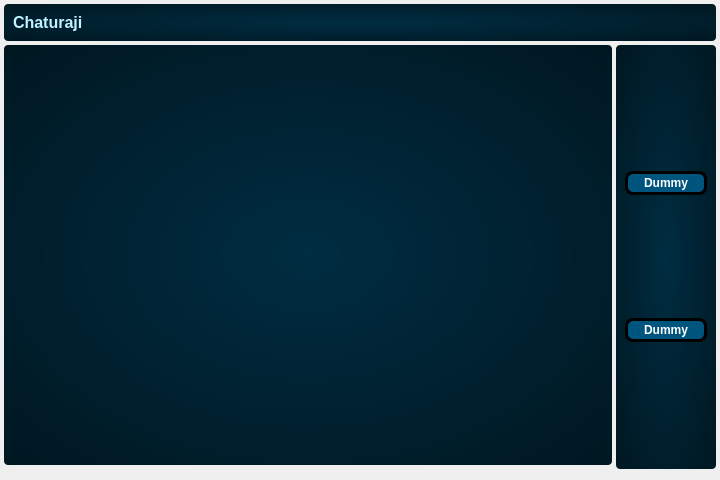
MathiasHouwen/FIIW_projects_bachelor, file Chaturaji/src/view/mainwindow.ui: the form before one commit.
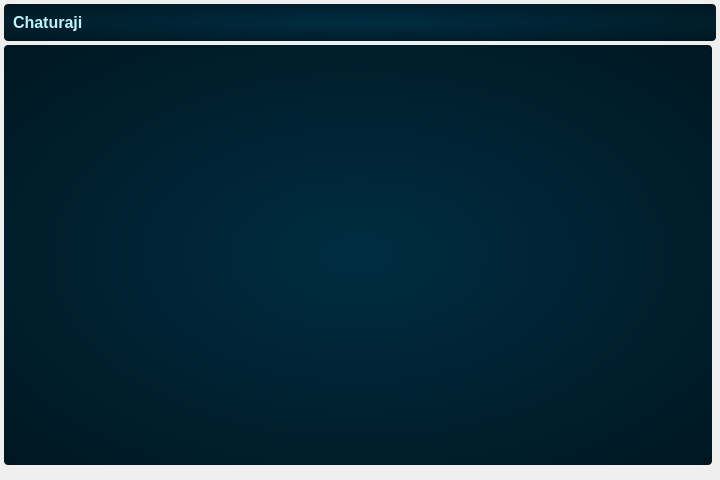
The form after the commit.

What changed in the file:
```diff
--- a/Chaturaji/src/view/mainwindow.ui
+++ b/Chaturaji/src/view/mainwindow.ui
@@ -133,25 +133,6 @@
        <property name="frameShadow">
         <enum>QFrame::Shadow::Raised</enum>
        </property>
-       <layout class="QVBoxLayout" name="verticalLayout_3">
-        <item>
-         <widget class="QPushButton" name="pushButton_2">
-          <property name="styleSheet">
-           <string notr="true"/>
-          </property>
-          <property name="text">
-           <string>Dummy</string>
-          </property>
-         </widget>
-        </item>
-        <item>
-         <widget class="QPushButton" name="pushButton">
-          <property name="text">
-           <string>Dummy</string>
-          </property>
-         </widget>
-        </item>
-       </layout>
       </widget>
      </item>
     </layout>
```
